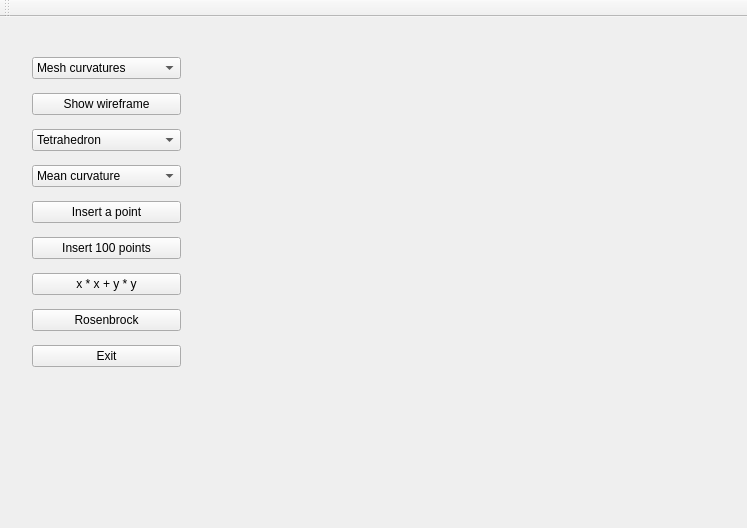
First picture: the form in mainwindow.ui, repository thomas-raynaud/Mesh_Computational_Geometry, before the edit.
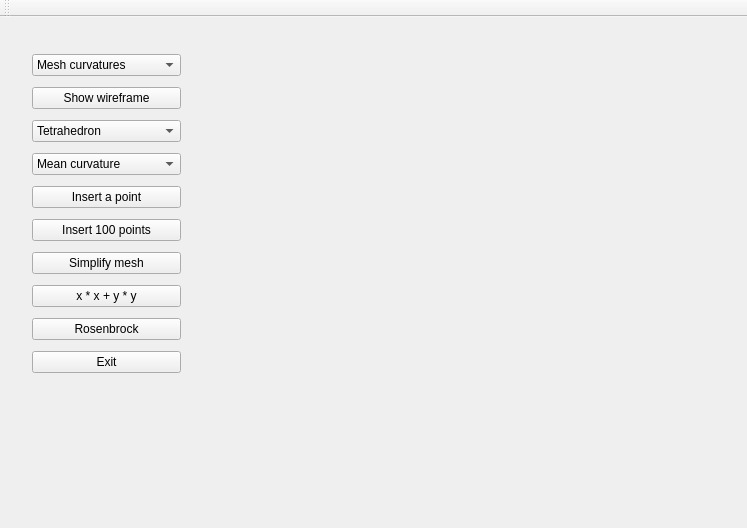
Second picture: the form after the edit. Custom widgets are drawn as their Qt base class.

Commit message: simplify.cpp fonctionne bof

```diff
--- a/mainwindow.ui
+++ b/mainwindow.ui
@@ -129,6 +129,13 @@
           </property>
          </widget>
         </item>
+        <item>
+         <widget class="QPushButton" name="pushButtonSimplifyMesh">
+          <property name="text">
+           <string>Simplify mesh</string>
+          </property>
+         </widget>
+        </item>
         <item>
          <widget class="QPushButton" name="pushButtonxxyy">
           <property name="text">
```
The commit also changes 8 other files.
